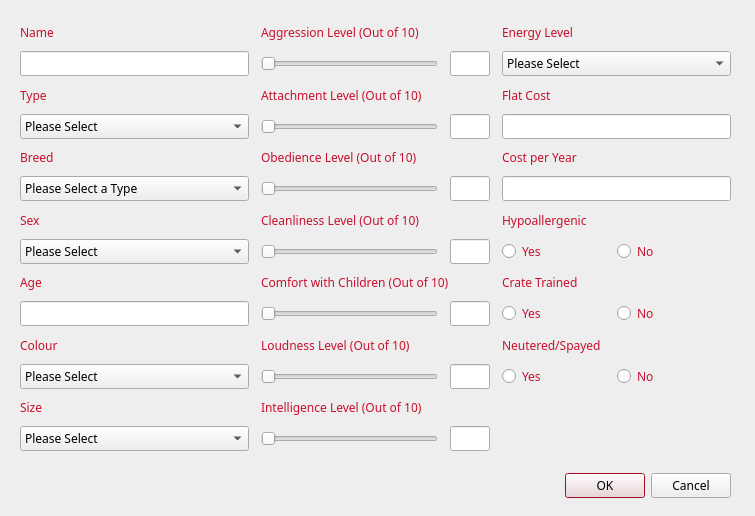
Old version of the form cuACS/addanimal.ui in the repository cameronhawtin/Animal-Farm-cuACS.
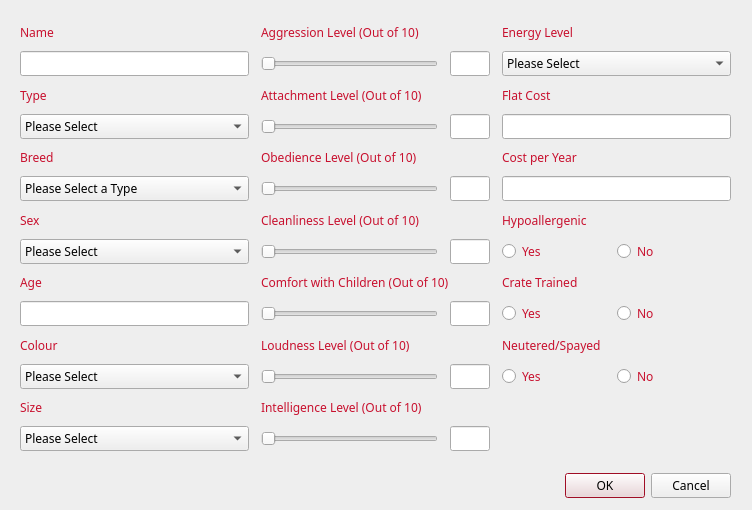
New version of the form.

Patch:
```diff
--- a/cuACS/addanimal.ui
+++ b/cuACS/addanimal.ui
@@ -6,8 +6,8 @@
    <rect>
     <x>0</x>
     <y>0</y>
-    <width>755</width>
-    <height>516</height>
+    <width>752</width>
+    <height>510</height>
    </rect>
   </property>
   <property name="palette">
@@ -58,6 +58,15 @@
        </color>
       </brush>
      </colorrole>
+     <colorrole role="PlaceholderText">
+      <brush brushstyle="NoBrush">
+       <color alpha="128">
+        <red>0</red>
+        <green>0</green>
+        <blue>0</blue>
+       </color>
+      </brush>
+     </colorrole>
     </active>
     <inactive>
      <colorrole role="WindowText">
@@ -105,6 +114,15 @@
        </color>
       </brush>
      </colorrole>
+     <colorrole role="PlaceholderText">
+      <brush brushstyle="NoBrush">
+       <color alpha="128">
+        <red>0</red>
+        <green>0</green>
+        <blue>0</blue>
+       </color>
+      </brush>
+     </colorrole>
     </inactive>
     <disabled>
      <colorrole role="WindowText">
@@ -152,6 +170,15 @@
        </color>
       </brush>
      </colorrole>
+     <colorrole role="PlaceholderText">
+      <brush brushstyle="NoBrush">
+       <color alpha="128">
+        <red>0</red>
+        <green>0</green>
+        <blue>0</blue>
+       </color>
+      </brush>
+     </colorrole>
     </disabled>
    </palette>
   </property>
```
Left out of the diff: 2 changed lines with no effect on the pictures.
